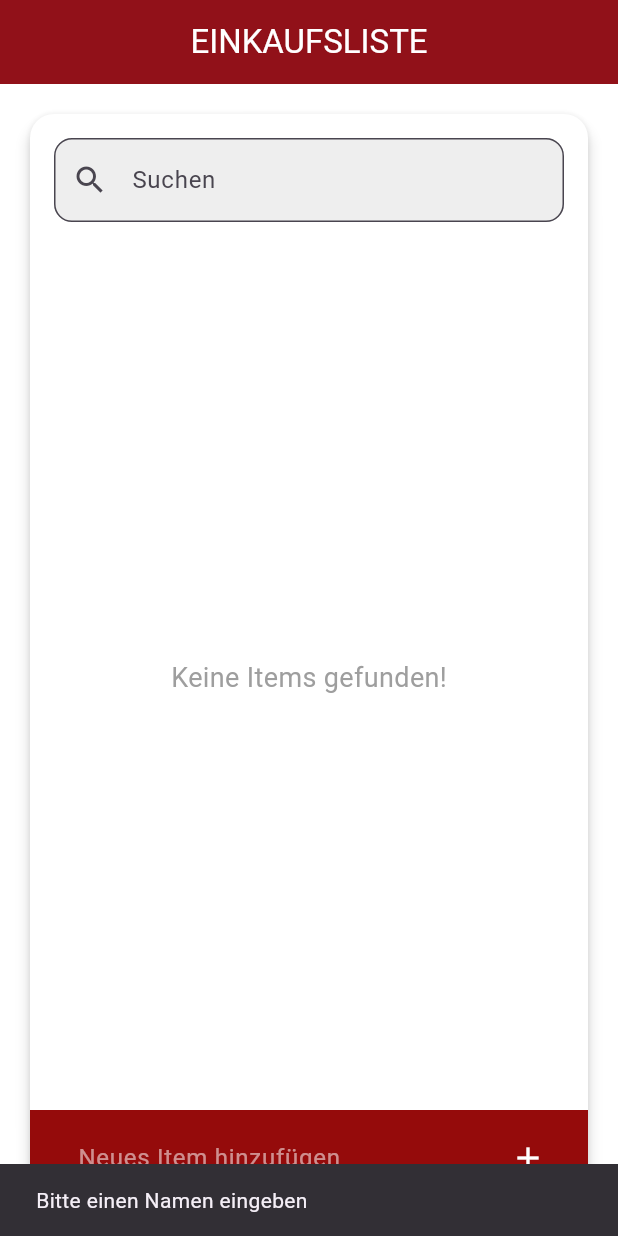
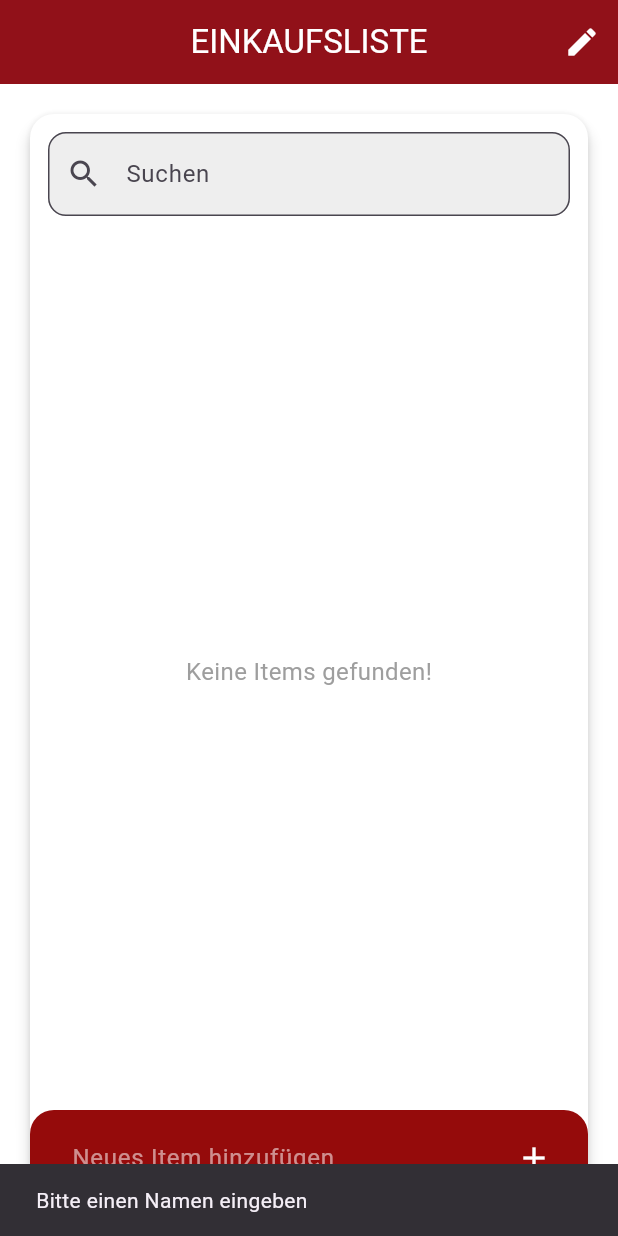
Before and after one commit to TetsuSefer/einkaufslisten-app, a Flutter app: the screen it shows after launch, after a tap on the "add" icon, on a phone screen of 412 x 824 dp. Run offline on Flutter 3.47's test engine with Material 3 defaults, Android fonts, the phone set to English and light mode, and no system bars; our stand-ins replace cloud_firestore, firebase_core; accounts and stored records are empty.

Commit message:
fix: some android fixes

```diff
--- a/lib/pages/einkaufslisten_page.dart
+++ b/lib/pages/einkaufslisten_page.dart
@@ -12,16 +12,17 @@ class EinkaufslistenPage extends StatefulWidget {
 class _EinkaufslistenPageState extends State<EinkaufslistenPage> {
   final FirestoreService _firestoreService = FirestoreService();
   final TextEditingController _controller = TextEditingController();
+  final FocusNode _focusNode = FocusNode();
+
   String _searchQuery = "";
-
-  final FocusNode _focusNode = FocusNode(); // Fokus-Node für das Textfeld
+  bool _isEditMode = false;
 
   Future<void> _addItem() async {
     String name = _controller.text.trim();
     if (name.isNotEmpty) {
       await _firestoreService.addEinkaufItem(EinkaufItem(id: '', name: name));
       _controller.clear();
-      _focusNode.requestFocus(); // Fokus bleibt auf dem Textfeld
+      _focusNode.requestFocus();
     } else {
       ScaffoldMessenger.of(context).showSnackBar(
         const SnackBar(content: Text('Bitte einen Namen eingeben')),
@@ -66,42 +67,47 @@ class _EinkaufslistenPageState extends State<EinkaufslistenPage> {
 
   Widget _buildListItem(EinkaufItem item) {
     return Card(
-      elevation: 3,
-      color: Colors.white, // Card ist rein weiß
-      margin: const EdgeInsets.symmetric(vertical: 8, horizontal: 16),
+      elevation: 2,
+      color: Colors.white,
+      margin: const EdgeInsets.symmetric(vertical: 6, horizontal: 12),
       shape: RoundedRectangleBorder(
         borderRadius: BorderRadius.circular(12),
       ),
       child: ListTile(
+        dense: true, // Kompakt
         title: Text(
           item.name,
           style: TextStyle(
             decoration: item.erledigt ? TextDecoration.lineThrough : null,
             color: item.erledigt ? Colors.grey : Colors.black,
-            fontSize: 18,
+            fontSize: 16, // Kleinere Schrift
           ),
         ),
         leading: CircleAvatar(
+          radius: 20, // Kleinerer Kreis
           backgroundColor: item.erledigt ? Colors.white : const Color.fromARGB(255, 149, 11, 11),
           child: Icon(
             item.erledigt ? Icons.check : Icons.shopping_cart,
             color: item.erledigt ? const Color.fromARGB(255, 149, 11, 11) : Colors.white,
           ),
         ),
-        trailing: Row(
+        trailing: _isEditMode
+            ? Row(
                 mainAxisSize: MainAxisSize.min,
                 children: [
                   IconButton(
-              icon: const Icon(Icons.edit, color: Colors.grey),
+                    icon: const Icon(Icons.edit, size: 20, color: Colors.grey),
                     onPressed: () => _editItem(item),
                   ),
                   IconButton(
-              icon: const Icon(Icons.delete, color: Colors.red),
+                    icon: const Icon(Icons.delete, size: 20, color: Colors.red),
                     onPressed: () {
                       _firestoreService.deleteEinkaufItem(item.id);
                     },
                   ),
-            Checkbox(
+                ],
+              )
+            : Checkbox(
                 value: item.erledigt,
                 onChanged: (bool? value) {
                   setState(() {
@@ -109,8 +115,6 @@ class _EinkaufslistenPageState extends State<EinkaufslistenPage> {
                     _firestoreService.updateEinkaufItem(item);
                   });
                 },
-            ),
-          ],
               ),
       ),
     );
@@ -120,7 +124,6 @@ class _EinkaufslistenPageState extends State<EinkaufslistenPage> {
   Widget build(BuildContext context) {
     final screenWidth = MediaQuery.of(context).size.width;
     final isWideScreen = screenWidth > 1000;
-
     return Scaffold(
       appBar: AppBar(
         title: const Text(
@@ -132,6 +135,19 @@ class _EinkaufslistenPageState extends State<EinkaufslistenPage> {
         centerTitle: true,
         backgroundColor: const Color.fromARGB(255, 149, 11, 11),
         elevation: 4,
+        actions: [
+          IconButton(
+            icon: Icon(
+              _isEditMode ? Icons.check : Icons.edit,
+              color: Colors.white,
+            ),
+            onPressed: () {
+              setState(() {
+                _isEditMode = !_isEditMode; // Bearbeitungsmodus umschalten
+              });
+            },
+          ),
+        ],
       ),
       backgroundColor: Colors.white,
       body: Center(
@@ -147,7 +163,7 @@ class _EinkaufslistenPageState extends State<EinkaufslistenPage> {
             child: Column(
               children: [
                 Padding(
-                  padding: const EdgeInsets.all(16.0),
+                  padding: const EdgeInsets.all(12.0),
                   child: TextField(
                     onChanged: (query) {
                       setState(() {
@@ -177,18 +193,16 @@ class _EinkaufslistenPageState extends State<EinkaufslistenPage> {
                       }
                       final items = snapshot.data ?? [];
 
-                      // Sortierung: Alphabetisch nach dem Namen
                       items.sort((a, b) => a.name.toLowerCase().compareTo(b.name.toLowerCase()));
 
                       final filteredItems = items.where((item) {
                         return item.name.toLowerCase().contains(_searchQuery.toLowerCase());
                       }).toList();
-
                       if (filteredItems.isEmpty) {
                         return const Center(
                           child: Text(
                             'Keine Items gefunden!',
-                            style: TextStyle(fontSize: 18, color: Colors.grey),
+                            style: TextStyle(fontSize: 16, color: Colors.grey),
                           ),
                         );
                       }
@@ -202,12 +216,12 @@ class _EinkaufslistenPageState extends State<EinkaufslistenPage> {
                   ),
                 ),
                 Container(
-                  padding: const EdgeInsets.symmetric(horizontal: 16, vertical: 8),
+                  padding: const EdgeInsets.symmetric(horizontal: 12, vertical: 8),
                   decoration: const BoxDecoration(
                     color: Color.fromARGB(255, 149, 11, 11),
                     borderRadius: BorderRadius.only(
-                      bottomLeft: Radius.circular(16),
-                      bottomRight: Radius.circular(16),
+                      topLeft: Radius.circular(16),
+                      topRight: Radius.circular(16),
                     ),
                   ),
                   child: Row(
@@ -215,7 +229,7 @@ class _EinkaufslistenPageState extends State<EinkaufslistenPage> {
                       Expanded(
                         child: TextField(
                           controller: _controller,
-                          focusNode: _focusNode, // Fokus auf Textfeld
+                          focusNode: _focusNode,
                           onSubmitted: (_) => _addItem(),
                           decoration: const InputDecoration(
                             hintText: 'Neues Item hinzufügen',
```
Lines whose indentation alone changed are shown as unchanged.
